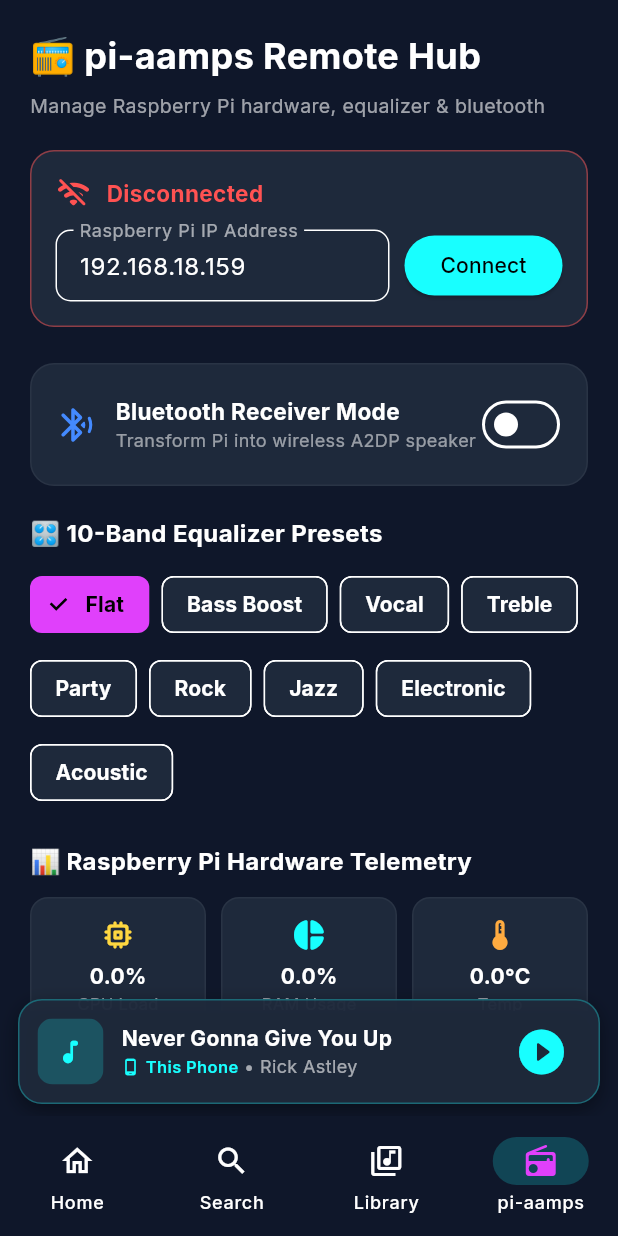
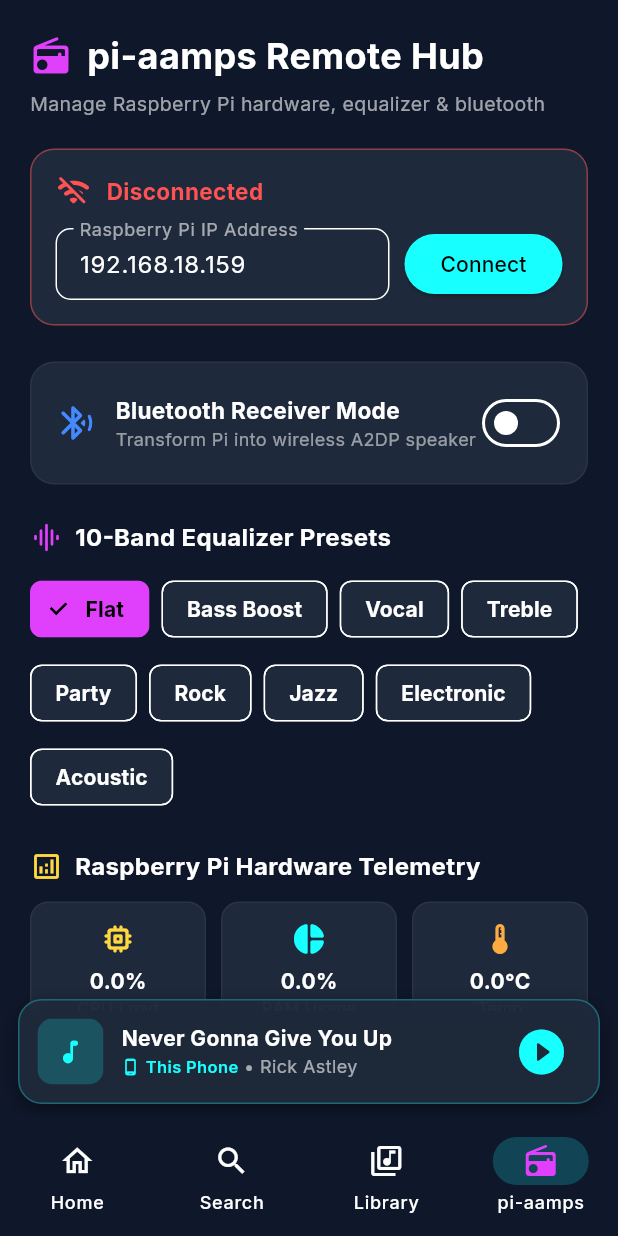
Before and after one commit to SharadS28N/raspberry-pi-music-player, a Flutter app: the screen it shows after launch, item 4 of the bottom bar chosen, on a phone screen of 412 x 824 dp. Run offline on Flutter 3.47's test engine with Material 3 defaults, Android fonts, the phone set to English and light mode, and no system bars; our stand-ins replace google_fonts, just_audio; missing offline and left inert: youtube_explode_dart; network calls fail.

Commit message:
fix(mobile): resolve YouTube audio streaming, remove all emojis, fix overlap padding, and release OpenAamps v2.6.0 APK

```diff
--- a/mobile/lib/views/pi_hub_view.dart
+++ b/mobile/lib/views/pi_hub_view.dart
@@ -46,13 +46,19 @@ class _PiHubViewState extends State<PiHubView> {
           child: Column(
             crossAxisAlignment: CrossAxisAlignment.start,
             children: [
+              Row(
+                children: [
+                  const Icon(Icons.radio_rounded, color: Colors.purpleAccent, size: 28),
+                  const SizedBox(width: 10),
                   const Text(
-                '📻 pi-aamps Remote Hub',
+                    'pi-aamps Remote Hub',
                     style: TextStyle(
                       color: Colors.white,
                       fontSize: 24,
                       fontWeight: FontWeight.bold,
                     ),
+                  ),
+                ],
               ),
               const SizedBox(height: 6),
               Text(
@@ -164,12 +170,18 @@ class _PiHubViewState extends State<PiHubView> {
                   ],
                 ),
               ),
-              const SizedBox(height: 20),
+              const SizedBox(height: 24),
 
               // 10-Band Equalizer Presets
+              Row(
+                children: [
+                  const Icon(Icons.graphic_eq_rounded, color: Colors.purpleAccent, size: 22),
+                  const SizedBox(width: 8),
                   const Text(
-                '🎛️ 10-Band Equalizer Presets',
+                    '10-Band Equalizer Presets',
                     style: TextStyle(color: Colors.white, fontSize: 16, fontWeight: FontWeight.bold),
+                  ),
+                ],
               ),
               const SizedBox(height: 12),
               Wrap(
@@ -196,9 +208,15 @@ class _PiHubViewState extends State<PiHubView> {
               const SizedBox(height: 24),
 
               // Live System Hardware Telemetry
+              Row(
+                children: [
+                  const Icon(Icons.analytics_outlined, color: Colors.amberAccent, size: 22),
+                  const SizedBox(width: 8),
                   const Text(
-                '📊 Raspberry Pi Hardware Telemetry',
+                    'Raspberry Pi Hardware Telemetry',
                     style: TextStyle(color: Colors.white, fontSize: 16, fontWeight: FontWeight.bold),
+                  ),
+                ],
               ),
               const SizedBox(height: 12),
               Row(
```
Also changed, not shown: mobile/lib/services/audio_player_service.dart (+27 -4 lines), mobile/lib/services/pi_aamps_service.dart (+9 -3 lines), mobile/lib/views/home_view.dart (+4 -4 lines), mobile/lib/widgets/output_target_modal.dart (+11 -5 lines), 1 other file. Lines whose indentation alone changed are shown as unchanged.
